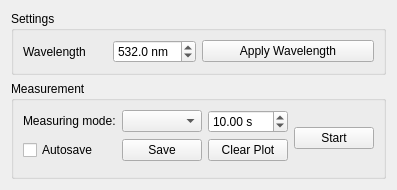
This is hyperion/view/polarization/polarimeter.ui in caldarolamartin/hyperion as Qt 5 draws it before an edit. The edited form follows.
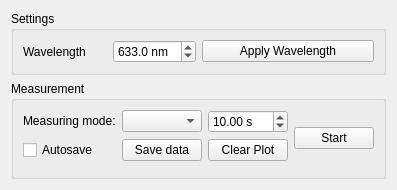
This is the edited form.

Commit message: now it works with the change of wavelength button too,

```diff
--- a/hyperion/view/polarization/polarimeter.ui
+++ b/hyperion/view/polarization/polarimeter.ui
@@ -45,7 +45,7 @@
            <double>0.100000000000000</double>
           </property>
           <property name="value">
-           <double>532.000000000000000</double>
+           <double>633.000000000000000</double>
           </property>
          </widget>
         </item>
@@ -91,7 +91,7 @@
            </sizepolicy>
           </property>
           <property name="text">
-           <string>Save</string>
+           <string>Save data</string>
           </property>
          </widget>
         </item>
```
The commit also changes 3 other files.
